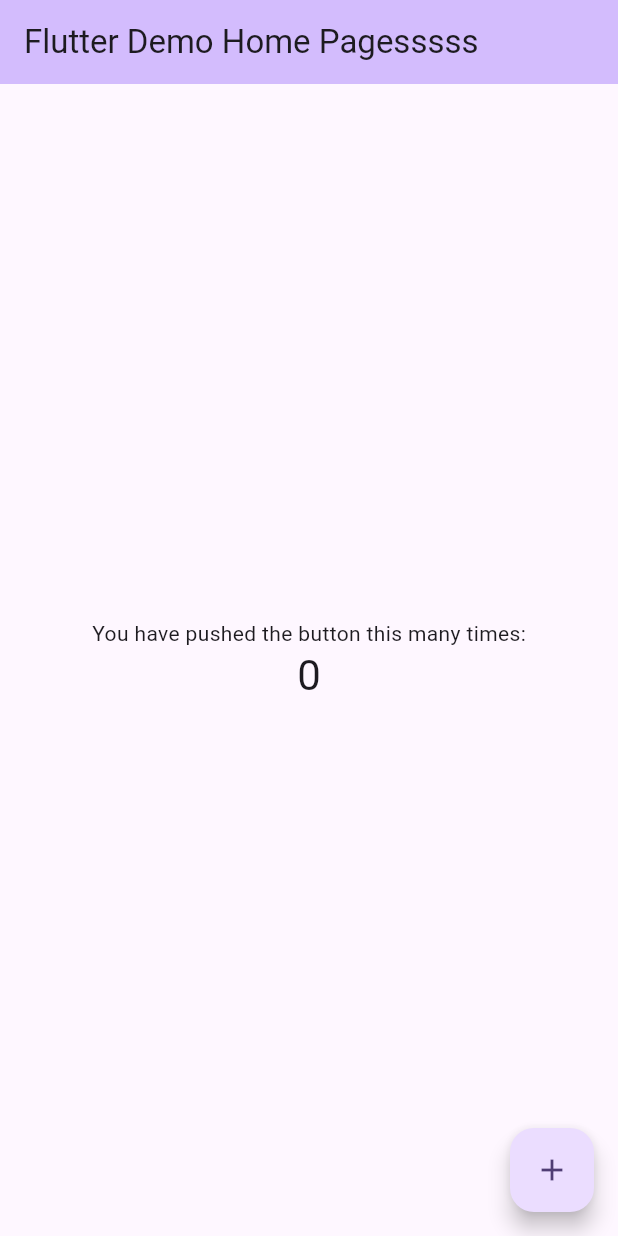
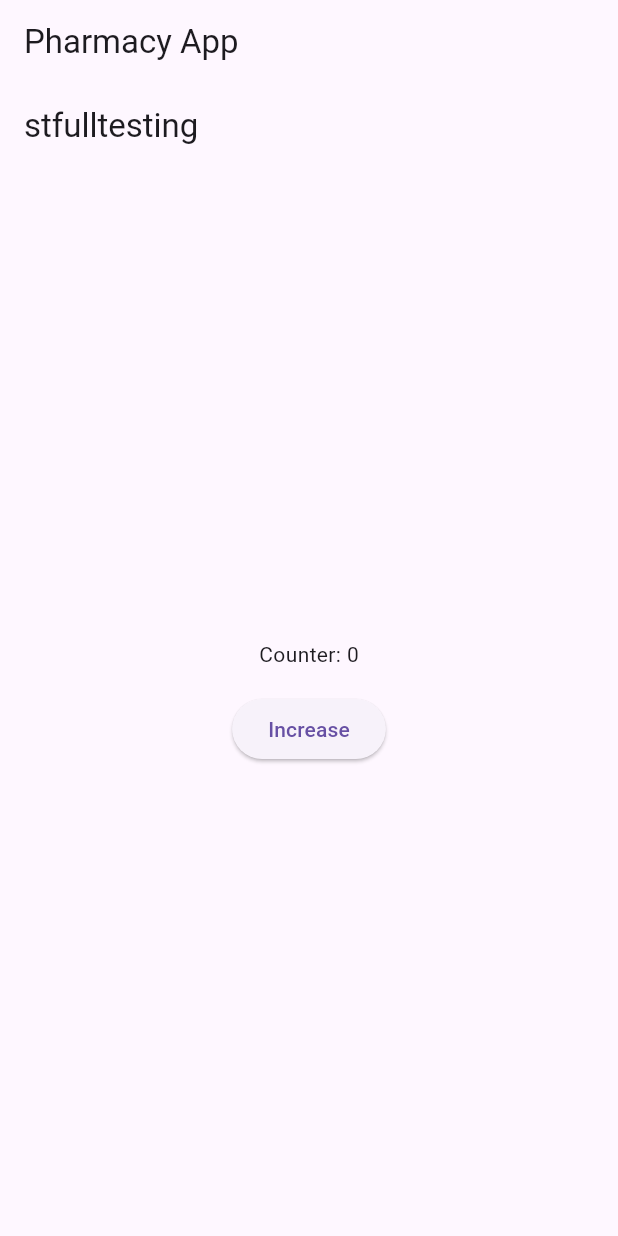
Before and after one commit to Ammarrrrrrr/DEPI, a Flutter app: the screen it shows after launch, on a phone screen of 412 x 824 dp. Run offline on Flutter 3.47's test engine with Material 3 defaults, Android fonts, the phone set to English and light mode, and no system bars.

Commit message:
init my repo and adding some tips

```diff
--- a/lib/main.dart
+++ b/lib/main.dart
@@ -1,4 +1,6 @@
 import 'package:flutter/material.dart';
+import 'package:pharmacy_system/screentesting.dart';
+import 'package:pharmacy_system/stfull.dart';
 
 void main() {
   runApp(const MyApp());
@@ -11,112 +13,26 @@ class MyApp extends StatelessWidget {
   @override
   Widget build(BuildContext context) {
     return MaterialApp(
-      title: 'Flutter Deemo',
-      theme: ThemeData(
-        // This is the theme of your application.
-        //
-        // TRY THIS: Try running your application with "flutter run". You'll see
-        // the application has a purple toolbar. Then, without quitting the app,
-        // try changing the seedColor in the colorScheme below to Colors.green
-        // and then invoke "hot reload" (save your changes or press the "hot
-        // reload" button in a Flutter-supported IDE, or press "r" if you used
-        // the command line to start the app).
-        //
-        // Notice that the counter didn't reset back to zero; the application
-        // state is not lost during the reload. To reset the state, use hot
-        // restart instead.
-        //
-        // This works for code too, not just values: Most code changes can be
-        // tested with just a hot reload.
-        colorScheme: ColorScheme.fromSeed(seedColor: Colors.deepPurple),
-      ),
-      home: const MyHomePage(title: 'Flutter Demo Home Pagesssss'),
+      home: const MyHomePage(),
     );
   }
 }
 
 class MyHomePage extends StatefulWidget {
-  const MyHomePage({super.key, required this.title});
-
-  // This widget is the home page of your application. It is stateful, meaning
-  // that it has a State object (defined below) that contains fields that affect
-  // how it looks.
-
-  // This class is the configuration for the state. It holds the values (in this
-  // case the title) provided by the parent (in this case the App widget) and
-  // used by the build method of the State. Fields in a Widget subclass are
-  // always marked "final".
-
-  final String title;
-
+  const MyHomePage({super.key});
   @override
   State<MyHomePage> createState() => _MyHomePageState();
 }
 
 class _MyHomePageState extends State<MyHomePage> {
-  int _counter = 0;
-
-  void _incrementCounter() {
-    setState(() {
-      // This call to setState tells the Flutter framework that something has
-      // changed in this State, which causes it to rerun the build method below
-      // so that the display can reflect the updated values. If we changed
-      // _counter without calling setState(), then the build method would not be
-      // called again, and so nothing would appear to happen.
-      _counter++;
-    });
-  }
 
   @override
   Widget build(BuildContext context) {
-    // This method is rerun every time setState is called, for instance as done
-    // by the _incrementCounter method above.
-    //
-    // The Flutter framework has been optimized to make rerunning build methods
-    // fast, so that you can just rebuild anything that needs updating rather
-    // than having to individually change instances of widgets.
     return Scaffold(
       appBar: AppBar(
-        // TRY THIS: Try changing the color here to a specific color (to
-        // Colors.amber, perhaps?) and trigger a hot reload to see the AppBar
-        // change color while the other colors stay the same.
-        backgroundColor: Theme.of(context).colorScheme.inversePrimary,
-        // Here we take the value from the MyHomePage object that was created by
-        // the App.build method, and use it to set our appbar title.
-        title: Text(widget.title),
+        title: Text("Pharmacy App"),
       ),
-      body: Center(
-        // Center is a layout widget. It takes a single child and positions it
-        // in the middle of the parent.
-        child: Column(
-          // Column is also a layout widget. It takes a list of children and
-          // arranges them vertically. By default, it sizes itself to fit its
-          // children horizontally, and tries to be as tall as its parent.
-          //
-          // Column has various properties to control how it sizes itself and
-          // how it positions its children. Here we use mainAxisAlignment to
-          // center the children vertically; the main axis here is the vertical
-          // axis because Columns are vertical (the cross axis would be
-          // horizontal).
-          //
-          // TRY THIS: Invoke "debug painting" (choose the "Toggle Debug Paint"
-          // action in the IDE, or press "p" in the console), to see the
-          // wireframe for each widget.
-          mainAxisAlignment: MainAxisAlignment.center,
-          children: <Widget>[
-            const Text('You have pushed the button this many times:'),
-            Text(
-              '$_counter',
-              style: Theme.of(context).textTheme.headlineMedium,
-            ),
-          ],
-        ),
-      ),
-      floatingActionButton: FloatingActionButton(
-        onPressed: _incrementCounter,
-        tooltip: 'Increment',
-        child: const Icon(Icons.add),
-      ), // This trailing comma makes auto-formatting nicer for build methods.
-    );
+      body: stfulltesting()
+      );
   }
 }
--- /dev/null
+++ b/lib/screentesting.dart
@@ -0,0 +1,17 @@
+import 'package:flutter/material.dart';
+
+class testing extends StatelessWidget {
+  const testing({super.key});
+
+  @override
+  Widget build(BuildContext context) {
+    return Scaffold(
+      appBar: AppBar(
+        title: const Text('testing'),
+      ),
+      body: const Center(
+        child: Text('testing Screen'),
+      ),
+    );
+  }
+}
--- /dev/null
+++ b/lib/stfull.dart
@@ -0,0 +1,32 @@
+import 'package:flutter/material.dart';
+
+class stfulltesting extends StatefulWidget {
+  const stfulltesting({super.key});
+
+  @override
+  State<stfulltesting> createState() => _stfulltestingState();
+}
+
+class _stfulltestingState extends State<stfulltesting> {
+  int counter = 0;
+
+  @override
+  Widget build(BuildContext context) {
+    return Scaffold(
+      appBar: AppBar(title: const Text('stfulltesting')),
+      body: Center(
+        child: Column(
+          mainAxisAlignment: MainAxisAlignment.center,
+          children: [
+            Text('Counter: $counter'),
+            const SizedBox(height: 16),
+            ElevatedButton(
+              onPressed: () => setState(() => counter++),
+              child: const Text('Increase'),
+            ),
+          ],
+        ),
+      ),
+    );
+  }
+}
```
Also changed, not shown: 2 other files.
